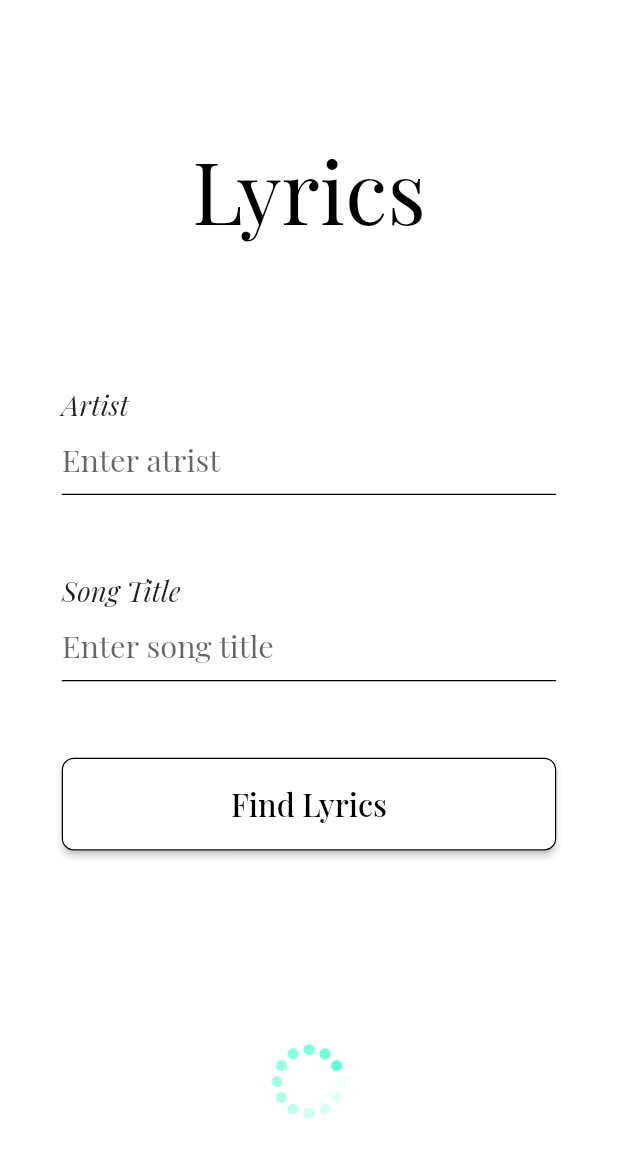
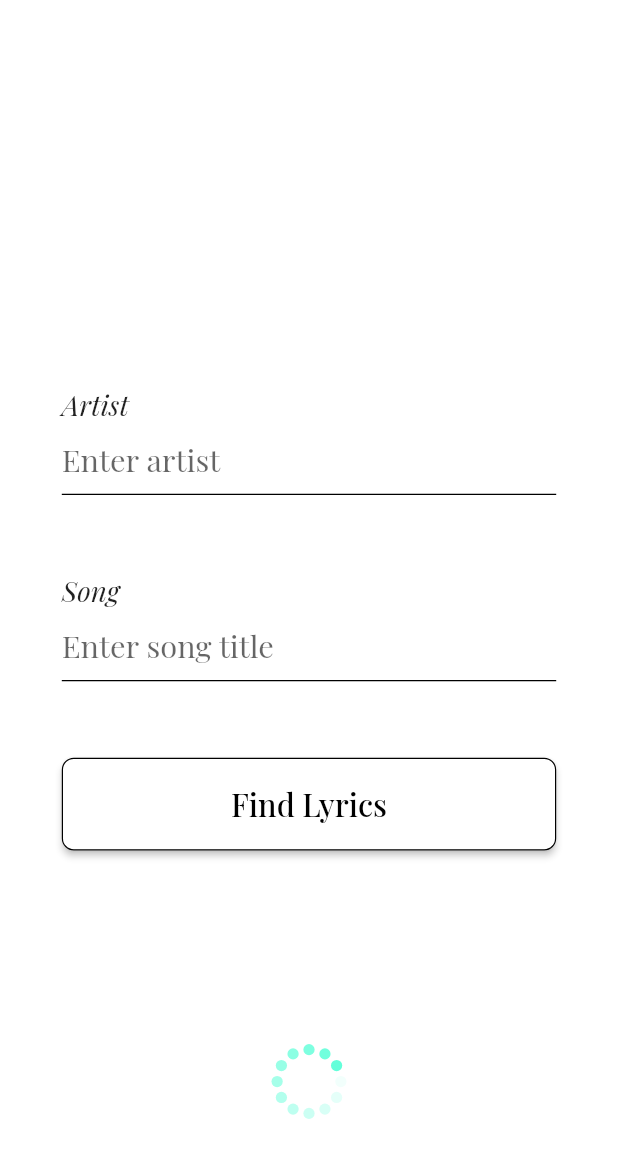
Before and after one commit to AlinaStepanova/Lyrics, a Flutter app: the screen it shows after launch, on a phone screen of 412 x 824 dp. Shown: the top 1158 px of the screen. Run offline on Flutter 3.47's test engine with Material 2 defaults, Android fonts, the phone set to English and light mode, and no system bars; our stand-ins replace flutter_spinkit.

Commit message:
create class with strings

```diff
--- a/lib/home.dart
+++ b/lib/home.dart
@@ -2,6 +2,7 @@ import 'package:flutter/cupertino.dart';
 import 'package:flutter/material.dart';
 import 'package:flutter_spinkit/flutter_spinkit.dart';
 import 'package:lyrics/search_field.dart';
+import 'package:lyrics/strings.dart';
 
 class HomePage extends StatefulWidget {
   @override
@@ -24,11 +25,10 @@ class _HomePageState extends State<HomePage> {
             children: <Widget>[
               Container(
                 height: height / 4,
-                padding: EdgeInsets.only(
-                    bottom: MediaQuery.of(context).size.width * 0.1),
+                padding: EdgeInsets.only(bottom: width * 0.1),
                 alignment: Alignment.bottomCenter,
                 child: Text(
-                  "Lyrics",
+                  Strings.appName,
                   textAlign: TextAlign.center,
                   style:
                       TextStyle(fontSize: height * 0.07, color: Colors.black),
@@ -43,13 +43,13 @@ class _HomePageState extends State<HomePage> {
                   child: Column(
                     mainAxisAlignment: MainAxisAlignment.spaceEvenly,
                     children: <Widget>[
-                      buildColumn(context, "Artist",
-                          SearchField("Enter atrist", () {})),
-                      buildColumn(context, "Song Title",
-                          SearchField("Enter song title", () {})),
+                      buildColumn(context, Strings.artistTitle,
+                          SearchField(Strings.artistHint, () {})),
+                      buildColumn(context, Strings.songTitle,
+                          SearchField(Strings.songHint, () {})),
                       ButtonTheme(
-                        minWidth: MediaQuery.of(context).size.width,
-                        height: MediaQuery.of(context).size.width * 0.15,
+                        minWidth: width,
+                        height: width * 0.15,
                         child: RaisedButton(
                           shape: new RoundedRectangleBorder(
                               borderRadius: new BorderRadius.circular(8.0),
@@ -58,10 +58,8 @@ class _HomePageState extends State<HomePage> {
                           onPressed: () {},
                           color: Colors.white,
                           textColor: Colors.black,
-                          child: Text("Find Lyrics",
-                              style: TextStyle(
-                                  fontSize: MediaQuery.of(context).size.width *
-                                      0.05)),
+                          child: Text(Strings.buttonText,
+                              style: TextStyle(fontSize: width * 0.05)),
                         ),
                       ),
                     ],
--- /dev/null
+++ b/lib/strings.dart
@@ -0,0 +1,8 @@
+class Strings {
+  static final appName = "";
+  static final artistTitle = "Artist";
+  static final artistHint = "Enter artist";
+  static final songTitle = "Song";
+  static final songHint = "Enter song title";
+  static final buttonText = "Find Lyrics";
+}
```
